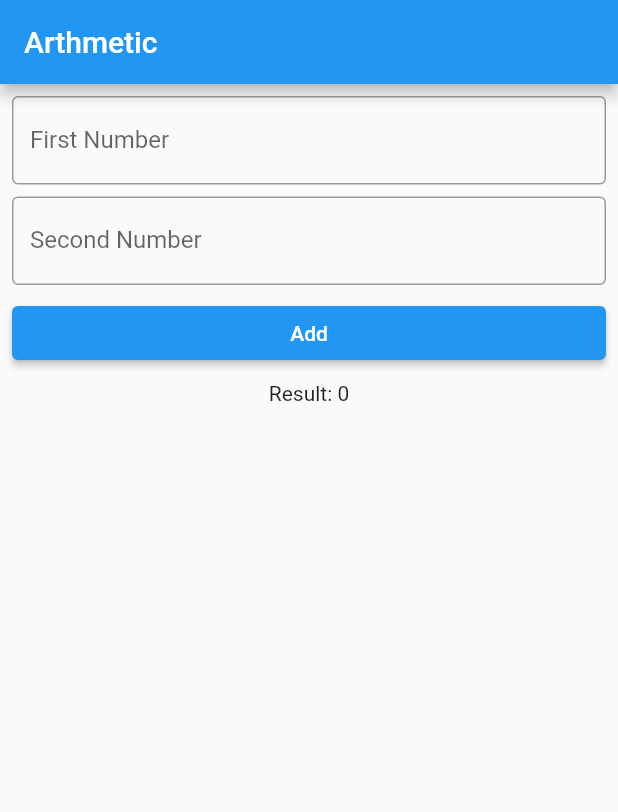
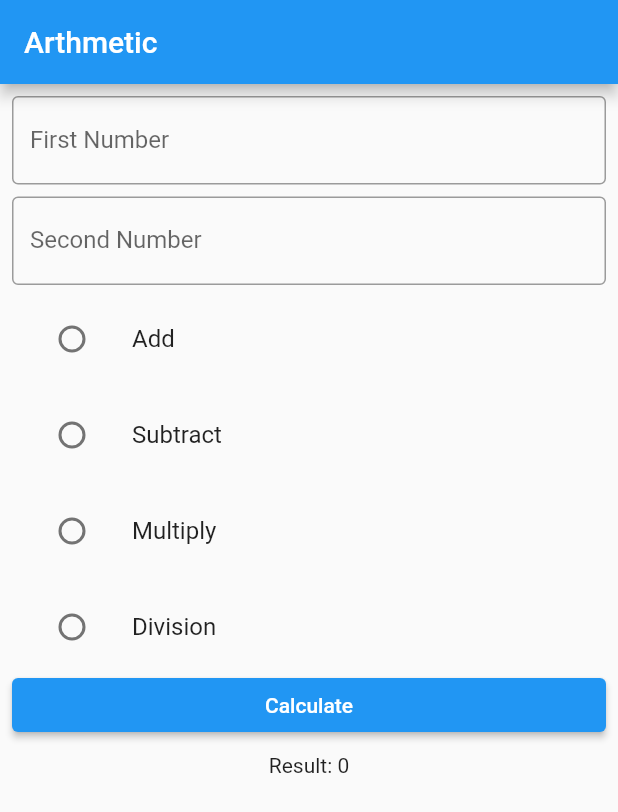
Before and after one commit to tsering-hub/flutter, a Flutter app: the screen it shows after launch, on a phone screen of 412 x 824 dp. Shown: the top 812 px of the screen. Run offline on Flutter 3.47's test engine with Material 2 defaults, Android fonts, the phone set to English and light mode, and no system bars.

Commit message:
add radio button

```diff
--- /dev/null
+++ b/testapp/lib/add.dart
@@ -0,0 +1,171 @@
+import 'package:flutter/cupertino.dart';
+import 'package:flutter/material.dart';
+
+class MeroScreen extends StatefulWidget {
+  const MeroScreen({Key? key}) : super(key: key);
+
+  @override
+  State<MeroScreen> createState() => _MeroScreenState();
+}
+
+class _MeroScreenState extends State<MeroScreen> {
+  // int? first, second;
+  final _globalKey = GlobalKey<FormState>();
+  final first_controller = TextEditingController();
+  final second_controller = TextEditingController();
+
+  String? group = "myGroup";
+  int result = 0;
+
+  _calculate() {
+    if (group == 'add') {
+      setState(() {
+        result = int.parse(first_controller.text) +
+            int.parse(second_controller.text);
+      });
+    } else if (group == 'subtract') {
+      setState(() {
+        result = int.parse(first_controller.text) -
+            int.parse(second_controller.text);
+      });
+    } else if (group == 'multiply') {
+      setState(() {
+        result = int.parse(first_controller.text) *
+            int.parse(second_controller.text);
+      });
+    } else if (group == 'division') {
+      setState(() {
+        result = int.parse(first_controller.text) ~/
+            int.parse(second_controller.text);
+      });
+    }
+  }
+
+  @override
+  Widget build(BuildContext context) {
+    return Scaffold(
+      appBar: AppBar(
+        title: const Text('Arthmetic'),
+      ),
+      body: Padding(
+        padding: const EdgeInsets.all(8),
+        child: Form(
+          key: _globalKey,
+          child: Column(
+            children: [
+              TextFormField(
+                // onChanged: (value) {
+                //   first = int.tryParse(value);
+                // },
+                controller: first_controller,
+                keyboardType: TextInputType.number,
+                decoration: const InputDecoration(
+                  labelText: "First Number",
+                  hintText: "Enter First Number",
+                  border: OutlineInputBorder(),
+                ),
+                validator: (value) {
+                  if (value!.isEmpty) {
+                    return "Field cannot be empty";
+                  }
+                  return null;
+                },
+              ),
+              const SizedBox(
+                height: 8,
+              ),
+              TextFormField(
+                // onChanged: (value) {
+                //   second = int.tryParse(value);
+                // },
+                controller: second_controller,
+                keyboardType: TextInputType.number,
+                decoration: const InputDecoration(
+                  labelText: "Second Number",
+                  hintText: "Enter Second Number",
+                  border: OutlineInputBorder(),
+                ),
+                validator: (value) {
+                  if (value!.isEmpty) {
+                    return "Field cannot be empty";
+                  }
+                  return null;
+                },
+              ),
+              const SizedBox(
+                height: 8,
+              ),
+              ListTile(
+                title: const Text("Add"),
+                leading: Radio(
+                    value: 'add',
+                    groupValue: group,
+                    onChanged: (String? value) {
+                      setState(() {
+                        group = value;
+                      });
+                    }),
+              ),
+              const SizedBox(
+                height: 8,
+              ),
+              ListTile(
+                title: const Text("Subtract"),
+                leading: Radio(
+                    value: 'subtract',
+                    groupValue: group,
+                    onChanged: (String? value) {
+                      setState(() {
+                        group = value;
+                      });
+                    }),
+              ),
+              const SizedBox(
+                height: 8,
+              ),
+              ListTile(
+                title: const Text("Multiply"),
+                leading: Radio(
+                    value: 'multiply',
+                    groupValue: group,
+                    onChanged: (String? value) {
+                      setState(() {
+                        group = value;
+                      });
+                    }),
+              ),
+              const SizedBox(
+                height: 8,
+              ),
+              ListTile(
+                title: const Text("Division"),
+                leading: Radio(
+                    value: 'division',
+                    groupValue: group,
+                    onChanged: (String? value) {
+                      setState(() {
+                        group = value;
+                      });
+                    }),
+              ),
+              SizedBox(
+                width: double.infinity,
+                child: ElevatedButton(
+                    onPressed: () {
+                      if (_globalKey.currentState!.validate()) {
+                        _calculate();
+                      }
+                    },
+                    child: const Text("Calculate")),
+              ),
+              const SizedBox(
+                height: 8,
+              ),
+              Text("Result: $result")
+            ],
+          ),
+        ),
+      ),
+    );
+  }
+}
--- a/testapp/lib/main.dart
+++ b/testapp/lib/main.dart
@@ -1,57 +1,19 @@
 import 'package:flutter/material.dart';
+
+import 'add.dart';
+import 'arithmetic.dart';
+import 'dashbord_screen.dart';
 
 void main(List<String> args) {
   runApp(
     MaterialApp(
-      home: MeroScreen(),
+      debugShowCheckedModeBanner: false,
+      initialRoute: 'additionscreen',
+      routes: {
+        '/': (context) => const Dashboard(),
+        'additionscreen': (context) => const MeroScreen(),
+        'simpleinterestscreen': (context) => const MyHomeScreen(),
+      },
     ),
   );
 }
-
-class MeroScreen extends StatelessWidget {
-  @override
-  Widget build(BuildContext context) {
-    return Scaffold(
-      appBar: AppBar(
-        title: const Text('Arthmetic'),
-      ),
-      body: Padding(
-        padding: const EdgeInsets.all(8),
-        child: Column(
-          children: [
-            TextFormField(
-              keyboardType: TextInputType.number,
-              decoration: const InputDecoration(
-                labelText: "First Number",
-                hintText: "Enter First Number",
-                border: OutlineInputBorder(),
-              ),
-            ),
-            const SizedBox(
-              height: 8,
-            ),
-            TextFormField(
-              keyboardType: TextInputType.number,
-              decoration: const InputDecoration(
-                labelText: "Second Number",
-                hintText: "Enter Second Number",
-                border: OutlineInputBorder(),
-              ),
-            ),
-            const SizedBox(
-              height: 8,
-            ),
-            SizedBox(
-              width: double.infinity,
-              child: ElevatedButton(onPressed: () {}, child: const Text("Add")),
-            ),
-            const SizedBox(
-              height: 8,
-            ),
-            Text("Result: 0")
-          ],
-        ),
-      ),
-    );
-  }
-}
```
Also changed, not shown: testapp/lib/arithmetic.dart (added, +84 -0 lines), testapp/lib/dashbord_screen.dart (added, +39 -0 lines).
